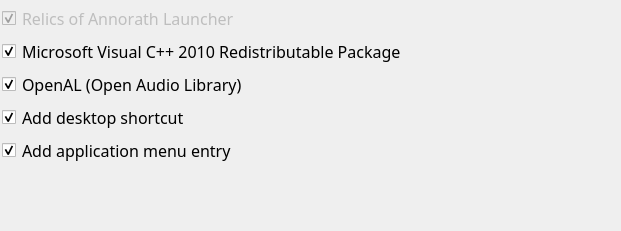
Lerentis/ROAI, file src/ui/roapagecomponents.ui: the form before one commit.
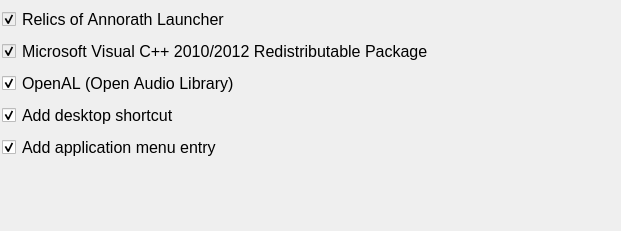
The form after the commit.

Diff of the .ui file:
```diff
--- a/src/ui/roapagecomponents.ui
+++ b/src/ui/roapagecomponents.ui
@@ -31,17 +31,23 @@
    <string>Form</string>
   </property>
   <property name="styleSheet">
-   <string notr="true">border: 0px;</string>
+   <string notr="true">border: 0px;
+color: rgb(0, 0, 0);</string>
   </property>
   <widget class="QWidget" name="verticalLayoutWidget">
    <property name="geometry">
     <rect>
      <x>2</x>
      <y>3</y>
-     <width>444</width>
+     <width>487</width>
      <height>164</height>
     </rect>
    </property>
+   <property name="font">
+    <font>
+     <family>Ubuntu</family>
+    </font>
+   </property>
    <layout class="QVBoxLayout" name="vlCheckBoxes">
     <item>
      <widget class="QCheckBox" name="cbLauncher">
@@ -50,7 +56,7 @@
       </property>
       <property name="font">
        <font>
-        <family>Modern Antiqua</family>
+        <family>Ubuntu</family>
         <pointsize>12</pointsize>
         <stylestrategy>PreferAntialias</stylestrategy>
         <kerning>false</kerning>
@@ -72,9 +78,12 @@
     </item>
     <item>
      <widget class="QCheckBox" name="cbMSVC">
+      <property name="enabled">
+       <bool>false</bool>
+      </property>
       <property name="font">
        <font>
-        <family>Modern Antiqua</family>
+        <family>Ubuntu</family>
         <pointsize>12</pointsize>
         <stylestrategy>PreferAntialias</stylestrategy>
         <kerning>false</kerning>
@@ -84,7 +93,7 @@
        <string>MSVC Runtime, if unsure please install</string>
       </property>
       <property name="text">
-       <string>Microsoft Visual C++ 2010 Redistributable Package</string>
+       <string>Microsoft Visual C++ 2010/2012 Redistributable Package</string>
       </property>
       <property name="checked">
        <bool>true</bool>
@@ -95,7 +104,7 @@
      <widget class="QCheckBox" name="cbOAL">
       <property name="font">
        <font>
-        <family>Modern Antiqua</family>
+        <family>Ubuntu</family>
         <pointsize>12</pointsize>
         <stylestrategy>PreferAntialias</stylestrategy>
         <kerning>false</kerning>
@@ -116,7 +125,7 @@
      <widget class="QCheckBox" name="cbDesktop">
       <property name="font">
        <font>
-        <family>Modern Antiqua</family>
+        <family>Ubuntu</family>
         <pointsize>12</pointsize>
         <stylestrategy>PreferAntialias</stylestrategy>
         <kerning>false</kerning>
@@ -134,7 +143,7 @@
      <widget class="QCheckBox" name="cbMenuEntry">
       <property name="font">
        <font>
-        <family>Modern Antiqua</family>
+        <family>Ubuntu</family>
         <pointsize>12</pointsize>
         <stylestrategy>PreferAntialias</stylestrategy>
         <kerning>false</kerning>
```
